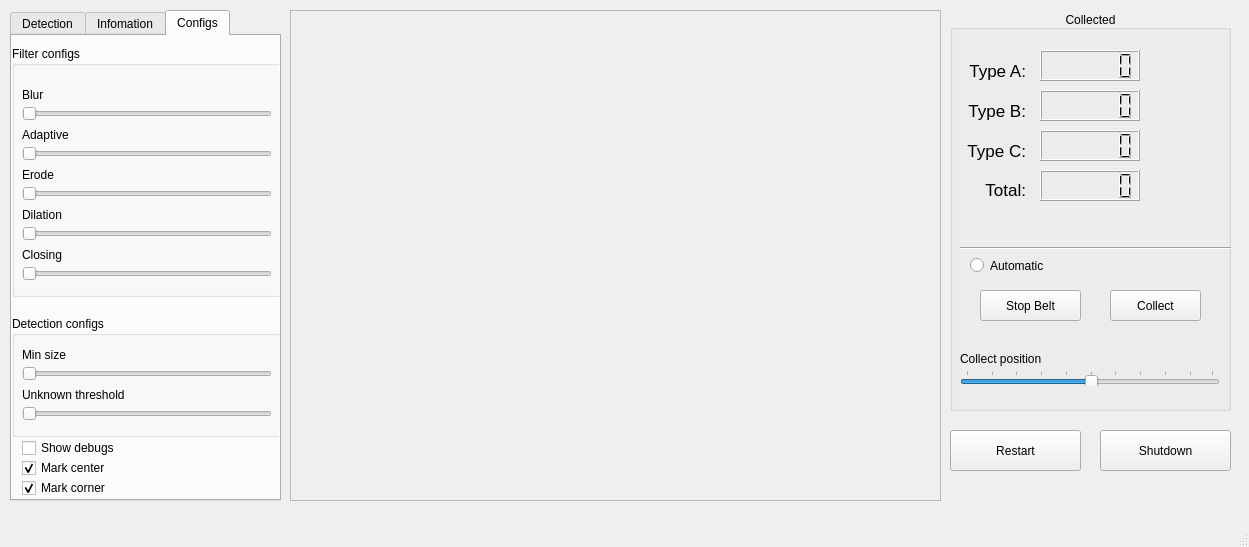
This is windows.ui in hungtooc/find-object as Qt 5 draws it before an edit. The edited form follows.
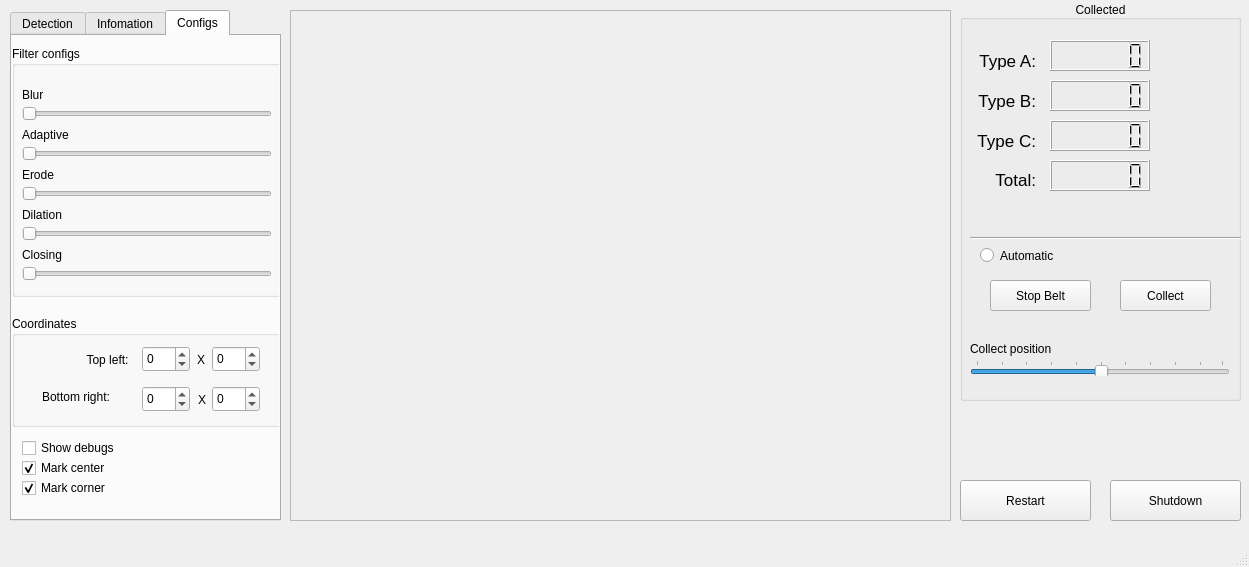
This is the edited form. The open tabs and pages were chosen to show the change. Icons and pictures are not drawn.

```diff
--- a/windows.ui
+++ b/windows.ui
@@ -7,7 +7,7 @@
     <x>0</x>
     <y>0</y>
     <width>1249</width>
-    <height>547</height>
+    <height>567</height>
    </rect>
   </property>
   <property name="focusPolicy">
@@ -32,8 +32,8 @@
      <rect>
       <x>290</x>
       <y>10</y>
-      <width>651</width>
-      <height>491</height>
+      <width>661</width>
+      <height>511</height>
      </rect>
     </property>
     <property name="frameShape">
@@ -45,10 +45,10 @@
     <widget class="QLabel" name="camera_label">
      <property name="geometry">
       <rect>
-       <x>0</x>
-       <y>0</y>
+       <x>10</x>
+       <y>10</y>
        <width>640</width>
-       <height>480</height>
+       <height>491</height>
       </rect>
      </property>
      <property name="sizePolicy">
@@ -71,8 +71,8 @@
    <widget class="QGroupBox" name="groupBox_2">
     <property name="geometry">
      <rect>
-      <x>950</x>
-      <y>10</y>
+      <x>960</x>
+      <y>0</y>
       <width>281</width>
       <height>401</height>
      </rect>
@@ -407,7 +407,7 @@
       <x>10</x>
       <y>10</y>
       <width>271</width>
-      <height>491</height>
+      <height>511</height>
      </rect>
     </property>
     <property name="currentIndex">
@@ -930,79 +930,155 @@
       </property>
      </widget>
      <widget class="QGroupBox" name="groupBox">
+      <property name="enabled">
+       <bool>true</bool>
+      </property>
       <property name="geometry">
        <rect>
         <x>0</x>
         <y>280</y>
         <width>270</width>
-        <height>121</height>
+        <height>111</height>
        </rect>
       </property>
       <property name="title">
-       <string>Detection configs</string>
+       <string>Coordinates</string>
       </property>
-      <widget class="QSlider" name="horizontalSlider_unknownthreshold">
-       <property name="geometry">
-        <rect>
-         <x>10</x>
-         <y>90</y>
-         <width>250</width>
-         <height>16</height>
-        </rect>
-       </property>
-       <property name="orientation">
-        <enum>Qt::Horizontal</enum>
-       </property>
-      </widget>
+      <property name="checkable">
+       <bool>false</bool>
+      </property>
       <widget class="QLabel" name="label">
        <property name="geometry">
         <rect>
-         <x>10</x>
+         <x>60</x>
          <y>30</y>
-         <width>162</width>
-         <height>17</height>
+         <width>71</width>
+         <height>21</height>
         </rect>
        </property>
        <property name="text">
-        <string>Min size</string>
+        <string>Top left:</string>
        </property>
        <property name="alignment">
-        <set>Qt::AlignLeading|Qt::AlignLeft|Qt::AlignVCenter</set>
+        <set>Qt::AlignBottom|Qt::AlignHCenter</set>
        </property>
       </widget>
       <widget class="QLabel" name="label_2">
        <property name="geometry">
         <rect>
-         <x>10</x>
+         <x>30</x>
          <y>70</y>
-         <width>162</width>
-         <height>17</height>
+         <width>101</width>
+         <height>21</height>
         </rect>
        </property>
        <property name="text">
-        <string>Unknown threshold</string>
+        <string>Bottom right:</string>
        </property>
        <property name="alignment">
         <set>Qt::AlignLeading|Qt::AlignLeft|Qt::AlignVCenter</set>
        </property>
       </widget>
-      <widget class="QSlider" name="horizontalSlider_minsize">
+      <widget class="QLabel" name="label_19">
        <property name="geometry">
         <rect>
-         <x>10</x>
-         <y>50</y>
-         <width>250</width>
-         <height>16</height>
+         <x>185</x>
+         <y>35</y>
+         <width>12</width>
+         <height>17</height>
         </rect>
        </property>
+       <property name="text">
+        <string>X</string>
+       </property>
+      </widget>
+      <widget class="QLabel" name="label_20">
+       <property name="geometry">
+        <rect>
+         <x>186</x>
+         <y>75</y>
+         <width>12</width>
+         <height>17</height>
+        </rect>
+       </property>
+       <property name="text">
+        <string>X</string>
+       </property>
+      </widget>
+      <widget class="QSpinBox" name="spinBox_topleft_x">
+       <property name="geometry">
+        <rect>
+         <x>130</x>
+         <y>30</y>
+         <width>48</width>
+         <height>26</height>
+        </rect>
+       </property>
        <property name="minimum">
+        <number>-200</number>
+       </property>
+       <property name="maximum">
+        <number>200</number>
+       </property>
+       <property name="value">
         <number>0</number>
        </property>
+      </widget>
+      <widget class="QSpinBox" name="spinBox_topleft_y">
+       <property name="geometry">
+        <rect>
+         <x>200</x>
+         <y>30</y>
+         <width>48</width>
+         <height>26</height>
+        </rect>
+       </property>
+       <property name="minimum">
+        <number>-200</number>
+       </property>
        <property name="maximum">
-        <number>400</number>
+        <number>200</number>
        </property>
-       <property name="orientation">
-        <enum>Qt::Horizontal</enum>
+       <property name="value">
+        <number>0</number>
+       </property>
+      </widget>
+      <widget class="QSpinBox" name="spinBox_bottomright_x">
+       <property name="geometry">
+        <rect>
+         <x>130</x>
+         <y>70</y>
+         <width>48</width>
+         <height>26</height>
+        </rect>
+       </property>
+       <property name="minimum">
+        <number>-200</number>
+       </property>
+       <property name="maximum">
+        <number>200</number>
+       </property>
+       <property name="value">
+        <number>0</number>
+       </property>
+      </widget>
+      <widget class="QSpinBox" name="spinBox_bottomright_y">
+       <property name="geometry">
+        <rect>
+         <x>200</x>
+         <y>70</y>
+         <width>48</width>
+         <height>26</height>
+        </rect>
+       </property>
+       <property name="minimum">
+        <number>-200</number>
+       </property>
+       <property name="maximum">
+        <number>200</number>
+       </property>
+       <property name="value">
+        <number>0</number>
        </property>
       </widget>
      </widget>
@@ -1011,8 +1087,8 @@
    <widget class="QPushButton" name="pushButton_shutdown">
     <property name="geometry">
      <rect>
-      <x>1100</x>
-      <y>430</y>
+      <x>1110</x>
+      <y>480</y>
       <width>131</width>
       <height>41</height>
      </rect>
@@ -1028,8 +1104,8 @@
    <widget class="QPushButton" name="pushButton_restart">
     <property name="geometry">
      <rect>
-      <x>950</x>
-      <y>430</y>
+      <x>960</x>
+      <y>480</y>
       <width>131</width>
       <height>41</height>
      </rect>
```
Left out of the diff: 2 changed lines with no effect on the pictures.
